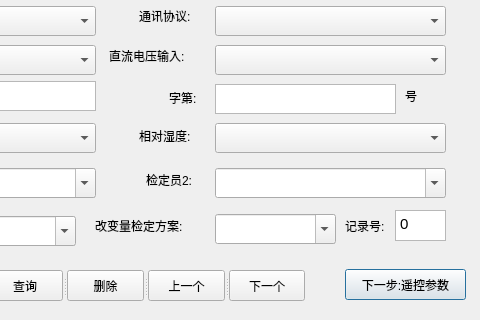
Before: the Qt Designer form Project/pro/ui/rtu_para.ui in Paul3326/FFT_4Qt, drawn with Qt 5; both pictures show x 195 to 675 and y 280 to 600 of the 675 by 600 pixel window.
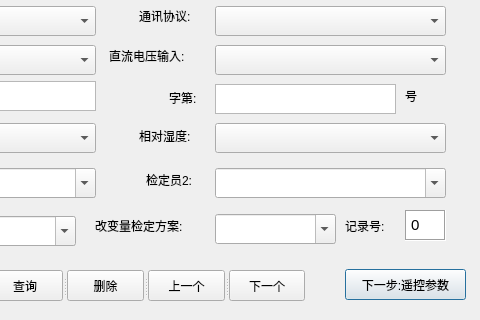
After: the same form once the commit is applied.

The edit to the form file:
```diff
--- a/Project/pro/ui/rtu_para.ui
+++ b/Project/pro/ui/rtu_para.ui
@@ -640,12 +640,21 @@
   <widget class="QTextEdit" name="te_record_page">
    <property name="geometry">
     <rect>
-     <x>590</x>
+     <x>600</x>
      <y>490</y>
-     <width>51</width>
+     <width>41</width>
      <height>31</height>
     </rect>
    </property>
+   <property name="layoutDirection">
+    <enum>Qt::LeftToRight</enum>
+   </property>
+   <property name="locale">
+    <locale language="Chinese" country="China"/>
+   </property>
+   <property name="frameShape">
+    <enum>QFrame::Box</enum>
+   </property>
    <property name="readOnly">
     <bool>true</bool>
    </property>
```
Left out of the diff: 6 changed lines with no effect on the pictures.
